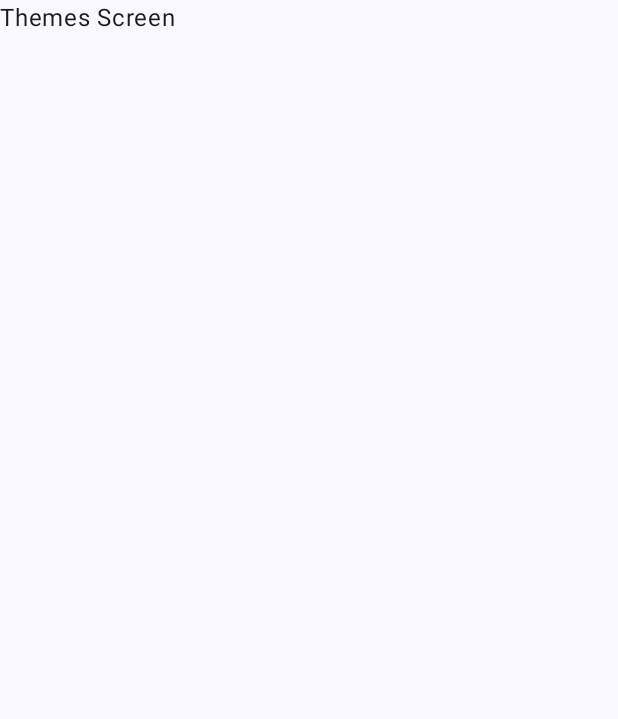
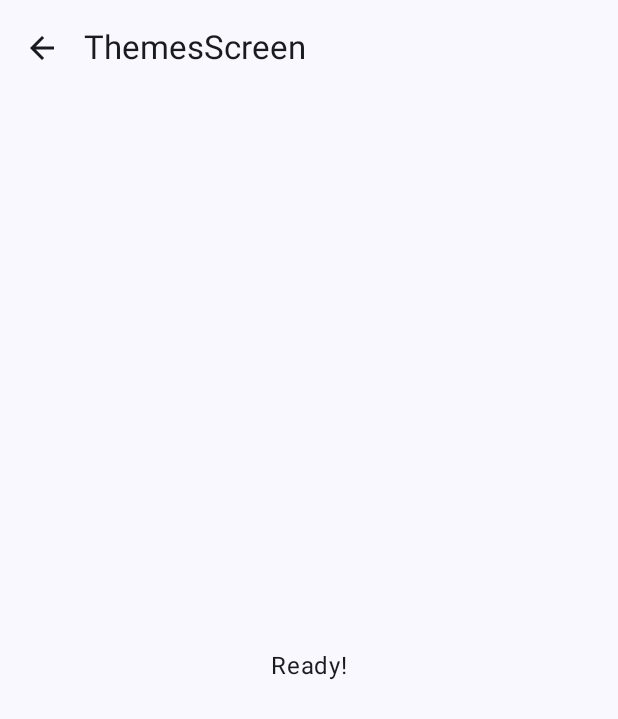
Before and after one commit to duhdoesk/ThemedBingoCardGenerator, an Android app built with Jetpack Compose: the ThemesScreen screen opened through its navigation route, on a phone screen of 412 x 824 dp. Before the commit the part shown is almost empty. Shown: the top 719 px of the screen. Run offline under Robolectric (Android 15) with nearby library versions, the phone set to English and light mode, and no system bars; our stand-ins replace Dagger/Hilt's generated code.

Commit message:
ThemesViewModel and AppBar setup

```diff
--- a/app/src/main/java/com/duscaranari/themedbingocardsgenerator/navigation/AppNavigation.kt
+++ b/app/src/main/java/com/duscaranari/themedbingocardsgenerator/navigation/AppNavigation.kt
@@ -1,19 +1,51 @@
 package com.duscaranari.themedbingocardsgenerator.navigation
 
+import androidx.compose.foundation.layout.padding
+import androidx.compose.material.icons.Icons
+import androidx.compose.material.icons.filled.ArrowBack
+import androidx.compose.material3.ExperimentalMaterial3Api
+import androidx.compose.material3.Icon
+import androidx.compose.material3.IconButton
+import androidx.compose.material3.Scaffold
+import androidx.compose.material3.Text
+import androidx.compose.material3.TopAppBar
 import androidx.compose.runtime.Composable
+import androidx.compose.runtime.getValue
+import androidx.compose.ui.Modifier
+import androidx.compose.ui.res.stringResource
 import androidx.navigation.compose.NavHost
 import androidx.navigation.compose.composable
+import androidx.navigation.compose.currentBackStackEntryAsState
 import androidx.navigation.compose.rememberNavController
 import com.duscaranari.themedbingocardsgenerator.presentation.about.AboutScreen
 import com.duscaranari.themedbingocardsgenerator.presentation.card.CardScreen
 import com.duscaranari.themedbingocardsgenerator.presentation.home.HomeScreen
 import com.duscaranari.themedbingocardsgenerator.presentation.themes.ThemesScreen
 
+@OptIn(ExperimentalMaterial3Api::class)
 @Composable
 fun AppNavigation() {
 
     val navController = rememberNavController()
-    NavHost(navController = navController, startDestination = AppScreens.HomeScreen.name) {
+    val backStackEntry by navController.currentBackStackEntryAsState()
+    val currentScreen = AppScreens.values().find {
+        it.name == backStackEntry?.destination?.route
+    } ?: AppScreens.HomeScreen
+
+    Scaffold(
+        topBar = {
+            ThemedBingoAppBar(
+                currentScreen = currentScreen,
+                canNavigateBack = navController.previousBackStackEntry != null,
+                navigateUp = { navController.navigateUp() })
+        }
+    ) { innerPadding ->
+
+        NavHost(
+            navController = navController,
+            startDestination = AppScreens.ThemesScreen.name,
+            modifier = Modifier.padding(innerPadding)
+        ) {
 
             composable(AppScreens.AboutScreen.name) {
                 AboutScreen(navController)
@@ -32,3 +64,29 @@ fun AppNavigation() {
             }
         }
     }
+
+}
+
+@OptIn(ExperimentalMaterial3Api::class)
+@Composable
+fun ThemedBingoAppBar(
+    currentScreen: AppScreens,
+    canNavigateBack: Boolean,
+    navigateUp: () -> Unit,
+    modifier: Modifier = Modifier
+) {
+    TopAppBar(
+        title = { Text(currentScreen.name) },
+        modifier = modifier,
+        navigationIcon = {
+            if (canNavigateBack) {
+                IconButton(onClick = navigateUp) {
+                    Icon(
+                        imageVector = Icons.Filled.ArrowBack,
+                        contentDescription = "Back Button"
+                    )
+                }
+            }
+        }
+    )
+}
--- /dev/null
+++ b/app/src/main/java/com/duscaranari/themedbingocardsgenerator/presentation/component/LoadingScreen.kt
@@ -0,0 +1,27 @@
+package com.duscaranari.themedbingocardsgenerator.presentation.component
+
+import androidx.compose.foundation.layout.Arrangement
+import androidx.compose.foundation.layout.Column
+import androidx.compose.foundation.layout.fillMaxSize
+import androidx.compose.foundation.layout.padding
+import androidx.compose.material3.Text
+import androidx.compose.runtime.Composable
+import androidx.compose.ui.Alignment
+import androidx.compose.ui.Modifier
+import androidx.compose.ui.unit.dp
+
+@Composable
+fun LoadingScreen(
+    modifier: Modifier = Modifier
+) {
+    Column(
+        verticalArrangement = Arrangement.Center,
+        horizontalAlignment = Alignment.CenterHorizontally,
+        modifier = modifier
+            .fillMaxSize()
+            .padding(8.dp)
+    ) {
+
+        Text("Loading...")
+    }
+}
--- a/app/src/main/java/com/duscaranari/themedbingocardsgenerator/presentation/themes/ThemesScreen.kt
+++ b/app/src/main/java/com/duscaranari/themedbingocardsgenerator/presentation/themes/ThemesScreen.kt
@@ -1,14 +1,41 @@
 package com.duscaranari.themedbingocardsgenerator.presentation.themes
 
+import androidx.compose.foundation.layout.Arrangement
+import androidx.compose.foundation.layout.Column
+import androidx.compose.foundation.layout.fillMaxSize
+import androidx.compose.foundation.layout.padding
 import androidx.compose.material3.Text
 import androidx.compose.runtime.Composable
+import androidx.compose.runtime.collectAsState
+import androidx.compose.ui.Alignment
+import androidx.compose.ui.Modifier
+import androidx.compose.ui.unit.dp
 import androidx.hilt.navigation.compose.hiltViewModel
 import androidx.navigation.NavHostController
+import com.duscaranari.themedbingocardsgenerator.presentation.component.LoadingScreen
 
 @Composable
 fun ThemesScreen(
     navController: NavHostController,
     themesViewModel: ThemesViewModel = hiltViewModel()
 ) {
-    Text(text = "Themes Screen")
+
+    when (val state = themesViewModel.themesState.collectAsState().value) {
+        is ThemesState.Loading -> LoadingScreen()
+        is ThemesState.Ready -> ThemesScreenReady(state)
+    }
 }
+
+@Composable
+fun ThemesScreenReady(state: ThemesState.Ready) {
+
+    Column(
+        verticalArrangement = Arrangement.Center,
+        horizontalAlignment = Alignment.CenterHorizontally,
+        modifier = Modifier
+            .fillMaxSize()
+            .padding(8.dp)
+    ) {
+        Text(text = "Ready!")
+    }
+}
--- /dev/null
+++ b/app/src/main/java/com/duscaranari/themedbingocardsgenerator/presentation/themes/ThemesState.kt
@@ -0,0 +1,8 @@
+package com.duscaranari.themedbingocardsgenerator.presentation.themes
+
+import com.duscaranari.themedbingocardsgenerator.model.Theme
+
+sealed class ThemesState{
+    object Loading: ThemesState()
+    data class Ready(val themesList: List<Theme>): ThemesState()
+}
--- a/app/src/main/java/com/duscaranari/themedbingocardsgenerator/presentation/themes/ThemesViewModel.kt
+++ b/app/src/main/java/com/duscaranari/themedbingocardsgenerator/presentation/themes/ThemesViewModel.kt
@@ -1,14 +1,37 @@
 package com.duscaranari.themedbingocardsgenerator.presentation.themes
 
+import androidx.compose.runtime.collectAsState
+import androidx.compose.runtime.mutableStateOf
 import androidx.lifecycle.ViewModel
+import androidx.lifecycle.viewModelScope
+import com.duscaranari.themedbingocardsgenerator.model.Theme
 import com.duscaranari.themedbingocardsgenerator.repository.CharacterRepository
 import com.duscaranari.themedbingocardsgenerator.repository.ThemeRepository
 import dagger.hilt.android.lifecycle.HiltViewModel
+import kotlinx.coroutines.flow.MutableStateFlow
+import kotlinx.coroutines.flow.asStateFlow
+import kotlinx.coroutines.launch
 import javax.inject.Inject
 
 @HiltViewModel
 class ThemesViewModel @Inject constructor(
-    private val themeRepository: ThemeRepository,
-    private val characterRepository: CharacterRepository
+    private val themeRepository: ThemeRepository
 ) : ViewModel() {
+
+    private val _themesState = MutableStateFlow<ThemesState>(ThemesState.Loading)
+    val themesState = _themesState.asStateFlow()
+
+    private var themesList: List<Theme> = emptyList()
+
+    private fun loadThemes() {
+        viewModelScope.launch {
+            themesList = themeRepository.getAllThemes()
+        }.invokeOnCompletion {
+            _themesState.value = ThemesState.Ready(themesList)
+        }
+    }
+
+    init {
+        loadThemes()
+    }
 }
```
Lines whose indentation alone changed are shown as unchanged.
